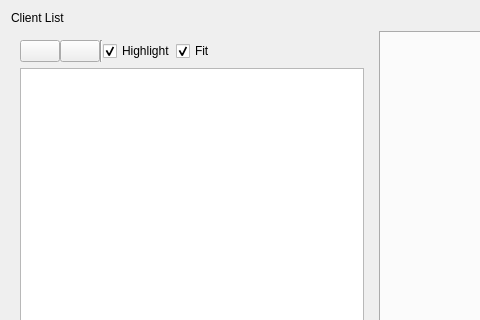
Above: concert_conductor_graph/ui/conductor_graph.ui from robotics-in-concert/rocon_qt_gui before the change; both pictures show x 0 to 480 and y 0 to 320 of the 751 by 436 pixel window. Below: the same form after it.
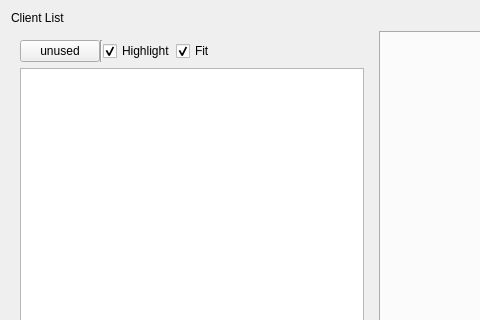
That is the form after the change. Custom widgets are drawn as their Qt base class.

```diff
--- a/concert_conductor_graph/ui/conductor_graph.ui
+++ b/concert_conductor_graph/ui/conductor_graph.ui
@@ -60,12 +60,8 @@
           <property name="toolTip">
            <string>Refresh ROS graph</string>
           </property>
-         </widget>
-        </item>
-        <item>
-         <widget class="QPushButton" name="fit_in_view_push_button">
-          <property name="toolTip">
-           <string>Fit graph in view</string>
+          <property name="text">
+           <string>unused</string>
           </property>
          </widget>
         </item>
```
Left out of the diff: 2 changed lines with no effect on the pictures.
